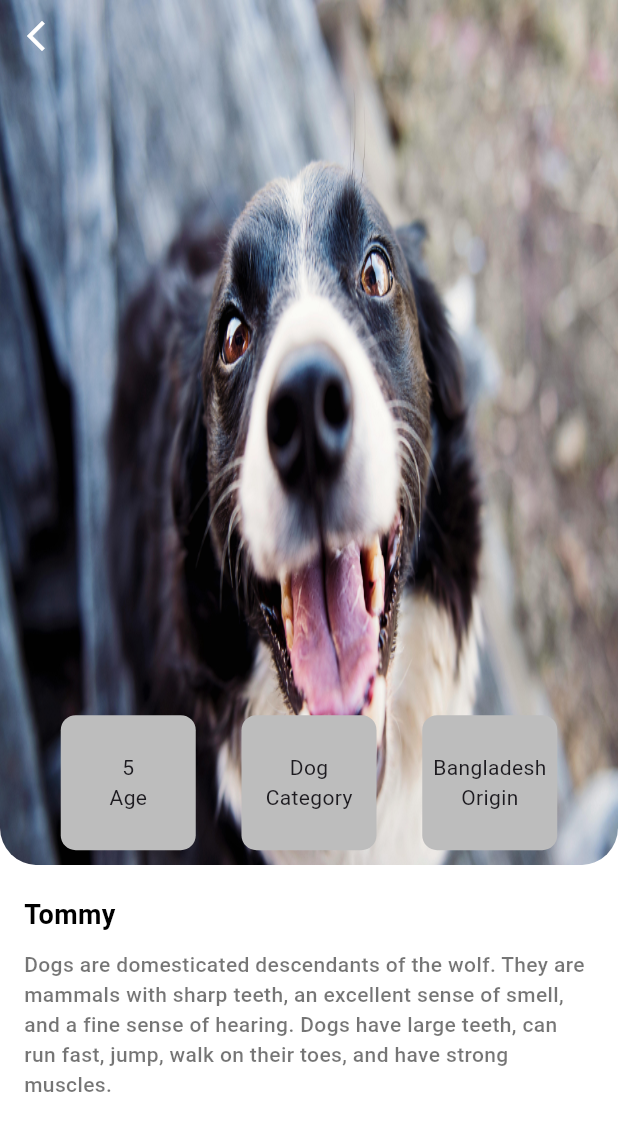
After one commit to foysal012/pet_app, a Flutter app: the DetailsPage screen opened directly with sample values from the repository, on a phone screen of 412 x 824 dp. The commit adds this screen. Shown: the top 1131 px of the screen. Run offline on Flutter 3.47's test engine with Material 3 defaults, Android fonts, the phone set to English and light mode, and no system bars; our stand-ins replace gap, get.

Commit message:
Working on Details Page

```diff
--- /dev/null
+++ b/lib/details_page/view/details_page.dart
@@ -0,0 +1,132 @@
+import 'package:flutter/cupertino.dart';
+import 'package:flutter/material.dart';
+import 'package:gap/gap.dart';
+import 'package:get/get.dart';
+import '../../home_page/model/pet_model.dart';
+
+class DetailsPage extends StatefulWidget {
+  const DetailsPage({super.key});
+
+  @override
+  State<DetailsPage> createState() => _DetailsPageState();
+}
+
+class _DetailsPageState extends State<DetailsPage> {
+
+  final PetModel detailsData = Get.arguments;
+
+  @override
+  Widget build(BuildContext context) {
+    return Scaffold(
+        body: Column(
+          children: [
+            Container(
+              height: MediaQuery.sizeOf(context).height,
+              width: MediaQuery.sizeOf(context).width,
+              decoration: const BoxDecoration(
+                color: Colors.white,
+              ),
+              child: Column(
+                children: [
+                  Stack(
+                    children: [
+                      Container(
+                        height: MediaQuery.sizeOf(context).height * 0.7,
+                        width: MediaQuery.sizeOf(context).width,
+                        padding: const EdgeInsets.all(10.0),
+                        decoration: BoxDecoration(
+                          borderRadius: const BorderRadius.only(
+                            bottomLeft: Radius.circular(25.0),
+                            bottomRight: Radius.circular(25.0),
+                          ),
+                          image: DecorationImage(image: AssetImage('${detailsData.petImage}'),fit: BoxFit.fill),
+                        ),
+                        child: Column(
+                          // crossAxisAlignment: CrossAxisAlignment.center,
+                          mainAxisAlignment: MainAxisAlignment.end,
+                          children: [
+                                Row(
+                                  mainAxisAlignment: MainAxisAlignment.spaceEvenly,
+                                  children: [
+                                    Container(
+                                      height: 90,
+                                      width: 90,
+                                      decoration: BoxDecoration(
+                                        color: Colors.grey[400],
+                                        borderRadius: BorderRadius.circular(10.0),
+                                      ),
+                                      child: Column(
+                                        mainAxisAlignment: MainAxisAlignment.center,
+                                        children: [
+                                          Text('${detailsData.petAge}'),
+                                          const Text('Age'),
+                                        ],
+                                      ),
+                                    ),
+                                    Container(
+                                      height: 90,
+                                      width: 90,
+                                      decoration: BoxDecoration(
+                                        color: Colors.grey[400],
+                                        borderRadius: BorderRadius.circular(10.0),
+                                      ),
+                                      child: Column(
+                                        mainAxisAlignment: MainAxisAlignment.center,
+                                        children: [
+                                          Text('${detailsData.petCategory}'),
+                                          const Text('Category'),
+                                        ],
+                                      ),
+                                    ),
+                                    Container(
+                                      height: 90,
+                                      width: 90,
+                                      decoration: BoxDecoration(
+                                        color: Colors.grey[400],
+                                        borderRadius: BorderRadius.circular(10.0),
+                                      ),
+                                      child: Column(
+                                        mainAxisAlignment: MainAxisAlignment.center,
+                                        children: [
+                                          Text('${detailsData.petOrigin}'),
+                                          const Text('Origin'),
+                                        ],
+                                      ),
+                                    ),
+                                  ],
+                                )
+                          ],
+                        ),
+                      ),
+                      Positioned(
+                          child: IconButton(
+                              onPressed: (){
+                                Get.back();
+                              },
+                              icon: const Icon(Icons.arrow_back_ios_new_outlined, color: Colors.white,)
+                          ))
+                    ],
+                  ),
+                  const Gap(20.0),
+                  Padding(
+                    padding: const EdgeInsets.symmetric(horizontal: 16.0),
+                    child: Column(
+                      crossAxisAlignment: CrossAxisAlignment.start,
+                      children: [
+                        Text('${detailsData.petName}',
+                            style: const TextStyle(fontSize: 18, fontWeight: FontWeight.bold, color: Colors.black)),
+                        const Gap(10.0),
+                        Text('${detailsData.petDescription}',
+                            style: const TextStyle(fontSize: 14, fontWeight: FontWeight.w500, color: Colors.black54)
+                        ),
+                      ],
+                    ),
+                  ),
+                ],
+              ),
+            )
+          ],
+        ),
+    );
+  }
+}
--- a/lib/home_page/model/pet_model.dart
+++ b/lib/home_page/model/pet_model.dart
@@ -6,38 +6,41 @@ class PetModel{
   String? petName;
   String? petColor;
   String? petAge;
+  String? petCategory;
+  String? petOrigin;
+  String? petDescription;
 
-  PetModel({this.petImage, this.petName, this.petColor, this.petAge});
+  PetModel({this.petImage, this.petName, this.petColor, this.petAge, this.petCategory, this.petOrigin, this.petDescription});
 
  static List<PetModel> dogDataList = [
-    PetModel(petImage: 'assets/images/dog1.jpg',petAge: "5", petName: 'Tommy', petColor: 'Yellow'),
-    PetModel(petImage: 'assets/images/dog2.jpeg', petAge: "3", petName: 'Daisy', petColor: 'Pink'),
-    PetModel(petImage: 'assets/images/dog3.jpg', petAge: "4", petName: 'Luna', petColor: 'Coffee'),
-    PetModel(petImage: 'assets/images/dog4.jpeg', petAge: "2", petName: 'Rose', petColor: 'Red'),
-    PetModel(petImage: 'assets/images/dog5.jpeg', petAge: "7", petName: 'Prome', petColor: 'Purple')
+    PetModel(petImage: 'assets/images/dog1.jpg',petAge: "5", petName: 'Tommy', petColor: 'Yellow', petCategory: 'Dog', petOrigin: 'Bangladesh', petDescription: 'Dogs are domesticated descendants of the wolf. They are mammals with sharp teeth, an excellent sense of smell, and a fine sense of hearing. Dogs have large teeth, can run fast, jump, walk on their toes, and have strong muscles.'),
+    PetModel(petImage: 'assets/images/dog2.jpeg', petAge: "3", petName: 'Daisy', petColor: 'Pink', petCategory: 'Dog', petOrigin: 'Nepal', petDescription: 'Dogs are domesticated descendants of the wolf. They are mammals with sharp teeth, an excellent sense of smell, and a fine sense of hearing. Dogs have large teeth, can run fast, jump, walk on their toes, and have strong muscles.'),
+    PetModel(petImage: 'assets/images/dog3.jpg', petAge: "4", petName: 'Luna', petColor: 'Coffee', petCategory: 'Dog', petOrigin: 'China', petDescription: 'Dogs are domesticated descendants of the wolf. They are mammals with sharp teeth, an excellent sense of smell, and a fine sense of hearing. Dogs have large teeth, can run fast, jump, walk on their toes, and have strong muscles.'),
+    PetModel(petImage: 'assets/images/dog4.jpeg', petAge: "2", petName: 'Rose', petColor: 'Red', petCategory: 'Dog', petOrigin: 'Bhutan', petDescription: 'Dogs are domesticated descendants of the wolf. They are mammals with sharp teeth, an excellent sense of smell, and a fine sense of hearing. Dogs have large teeth, can run fast, jump, walk on their toes, and have strong muscles.'),
+    PetModel(petImage: 'assets/images/dog5.jpeg', petAge: "7", petName: 'Prome', petColor: 'Purple', petCategory: 'Dog', petOrigin: 'Thailand', petDescription: 'Dogs are domesticated descendants of the wolf. They are mammals with sharp teeth, an excellent sense of smell, and a fine sense of hearing. Dogs have large teeth, can run fast, jump, walk on their toes, and have strong muscles.')
   ];
 
   static List<PetModel> catDataList = [
-    PetModel(petImage: 'assets/images/cat1.jpg',petAge: "25", petName: 'Fazle Rabbi', petColor: 'Yellow'),
-    PetModel(petImage: 'assets/images/cat2.jpeg', petAge: "26", petName: 'Nahid', petColor: 'Pink'),
-    PetModel(petImage: 'assets/images/cat3.jpg', petAge: "27", petName: 'Fahad', petColor: 'Coffee'),
-    PetModel(petImage: 'assets/images/cat4.jpeg', petAge: "28", petName: 'Nadim', petColor: 'Red'),
-    PetModel(petImage: 'assets/images/cat5.jpeg', petAge: "29", petName: 'Rahul', petColor: 'Purple')
+    PetModel(petImage: 'assets/images/cat1.jpg',petAge: "25", petName: 'Fazle Rabbi', petColor: 'Yellow', petCategory: 'Cat', petOrigin: 'Pakistan', petDescription: 'The cat (Felis catus), also referred to as domestic cat or house cat, is a small domesticated carnivorous mammal. It is the only domesticated species of the family Felidae. Advances in archaeology and genetics have shown that the domestication of the cat occurred'),
+    PetModel(petImage: 'assets/images/cat2.jpeg', petAge: "26", petName: 'Nahid', petColor: 'Pink', petCategory: 'Cat', petOrigin: 'Srilanka', petDescription: 'The cat (Felis catus), also referred to as domestic cat or house cat, is a small domesticated carnivorous mammal. It is the only domesticated species of the family Felidae. Advances in archaeology and genetics have shown that the domestication of the cat occurred'),
+    PetModel(petImage: 'assets/images/cat3.jpg', petAge: "27", petName: 'Fahad', petColor: 'Coffee', petCategory: 'Cat', petOrigin: 'Myanmar', petDescription: 'The cat (Felis catus), also referred to as domestic cat or house cat, is a small domesticated carnivorous mammal. It is the only domesticated species of the family Felidae. Advances in archaeology and genetics have shown that the domestication of the cat occurred'),
+    PetModel(petImage: 'assets/images/cat4.jpeg', petAge: "28", petName: 'Nadim', petColor: 'Red', petCategory: 'Cat', petOrigin: 'Tiwan', petDescription: 'The cat (Felis catus), also referred to as domestic cat or house cat, is a small domesticated carnivorous mammal. It is the only domesticated species of the family Felidae. Advances in archaeology and genetics have shown that the domestication of the cat occurred'),
+    PetModel(petImage: 'assets/images/cat5.jpeg', petAge: "29", petName: 'Rahul', petColor: 'Purple', petCategory: 'Cat', petOrigin: 'Japan', petDescription: 'The cat (Felis catus), also referred to as domestic cat or house cat, is a small domesticated carnivorous mammal. It is the only domesticated species of the family Felidae. Advances in archaeology and genetics have shown that the domestication of the cat occurred')
   ];
 
   static List<PetModel> birdDataList = [
-    PetModel(petImage: 'assets/images/bird1.jpeg',petAge: "29", petName: 'Alamin', petColor: 'Yellow'),
-    PetModel(petImage: 'assets/images/bird2.jpeg', petAge: "28", petName: 'Tabir', petColor: 'Pink'),
-    PetModel(petImage: 'assets/images/bird3.jpg', petAge: "27", petName: 'Abir', petColor: 'Coffee'),
-    PetModel(petImage: 'assets/images/bird4.jpeg', petAge: "26", petName: 'Aktarul', petColor: 'Red'),
-    PetModel(petImage: 'assets/images/bird5.jpg', petAge: "25", petName: 'Heron', petColor: 'Purple')
+    PetModel(petImage: 'assets/images/bird1.jpeg',petAge: "29", petName: 'Alamin', petColor: 'Yellow', petCategory: 'Bird', petOrigin: 'Iran', petDescription: 'Birds are a group of warm-blooded vertebrates constituting the class Aves , characterised by feathers, toothless beaked jaws, the laying of hard-shelled eggs, a high metabolic rate, a four-chambered heart, and a strong yet lightweight skeleton.'),
+    PetModel(petImage: 'assets/images/bird2.jpeg', petAge: "28", petName: 'Tabir', petColor: 'Pink', petCategory: 'Bird', petOrigin: 'Qatar', petDescription: 'Birds are a group of warm-blooded vertebrates constituting the class Aves , characterised by feathers, toothless beaked jaws, the laying of hard-shelled eggs, a high metabolic rate, a four-chambered heart, and a strong yet lightweight skeleton.'),
+    PetModel(petImage: 'assets/images/bird3.jpg', petAge: "27", petName: 'Abir', petColor: 'Coffee', petCategory: 'Bird', petOrigin: 'Kuet', petDescription: 'Birds are a group of warm-blooded vertebrates constituting the class Aves , characterised by feathers, toothless beaked jaws, the laying of hard-shelled eggs, a high metabolic rate, a four-chambered heart, and a strong yet lightweight skeleton.'),
+    PetModel(petImage: 'assets/images/bird4.jpeg', petAge: "26", petName: 'Aktarul', petColor: 'Red', petCategory: 'Bird', petOrigin: 'Irq', petDescription: 'Birds are a group of warm-blooded vertebrates constituting the class Aves , characterised by feathers, toothless beaked jaws, the laying of hard-shelled eggs, a high metabolic rate, a four-chambered heart, and a strong yet lightweight skeleton.'),
+    PetModel(petImage: 'assets/images/bird5.jpg', petAge: "25", petName: 'Heron', petColor: 'Purple', petCategory: 'Bird', petOrigin: 'Sriaya', petDescription: 'Birds are a group of warm-blooded vertebrates constituting the class Aves , characterised by feathers, toothless beaked jaws, the laying of hard-shelled eggs, a high metabolic rate, a four-chambered heart, and a strong yet lightweight skeleton.')
   ];
 
   static List<PetModel> snakeDataList = [
-    PetModel(petImage: 'assets/images/snake1.jpeg',petAge: "25", petName: 'Tamim', petColor: 'Yellow'),
-    PetModel(petImage: 'assets/images/snake2.jpeg', petAge: "26", petName: 'Babul', petColor: 'Pink'),
-    PetModel(petImage: 'assets/images/snake3.jpg', petAge: "27", petName: 'Shaklain', petColor: 'Coffee'),
-    PetModel(petImage: 'assets/images/snake4.jpg', petAge: "28", petName: 'Masud', petColor: 'Red'),
-    PetModel(petImage: 'assets/images/snake5.jpg', petAge: "29", petName: 'Anik', petColor: 'Purple')
+    PetModel(petImage: 'assets/images/snake1.jpeg',petAge: "25", petName: 'Tamim', petColor: 'Yellow', petCategory: 'Snake', petOrigin: 'Greece', petDescription: 'These creatures have long bodies, tapered tails, and no legs. Though some species do have rough scales, in the vast majority the scales carefully overlap one another. This means their skin in smooth when you rub in the direction of the scales'),
+    PetModel(petImage: 'assets/images/snake2.jpeg', petAge: "26", petName: 'Babul', petColor: 'Pink',  petCategory: 'Snake', petOrigin: 'Denmark', petDescription: 'These creatures have long bodies, tapered tails, and no legs. Though some species do have rough scales, in the vast majority the scales carefully overlap one another. This means their skin in smooth when you rub in the direction of the scales'),
+    PetModel(petImage: 'assets/images/snake3.jpg', petAge: "27", petName: 'Shaklain', petColor: 'Coffee',  petCategory: 'Snake', petOrigin: 'Ghana', petDescription: 'These creatures have long bodies, tapered tails, and no legs. Though some species do have rough scales, in the vast majority the scales carefully overlap one another. This means their skin in smooth when you rub in the direction of the scales'),
+    PetModel(petImage: 'assets/images/snake4.jpg', petAge: "28", petName: 'Masud', petColor: 'Red',  petCategory: 'Snake', petOrigin: 'Mexico', petDescription: 'These creatures have long bodies, tapered tails, and no legs. Though some species do have rough scales, in the vast majority the scales carefully overlap one another. This means their skin in smooth when you rub in the direction of the scales'),
+    PetModel(petImage: 'assets/images/snake5.jpg', petAge: "29", petName: 'Anik', petColor: 'Purple',  petCategory: 'Snake', petOrigin: 'Italy', petDescription: 'These creatures have long bodies, tapered tails, and no legs. Though some species do have rough scales, in the vast majority the scales carefully overlap one another. This means their skin in smooth when you rub in the direction of the scales')
   ];
 }
--- a/lib/home_page/view/home_page.dart
+++ b/lib/home_page/view/home_page.dart
@@ -1,7 +1,7 @@
 import 'package:flutter/material.dart';
 import 'package:gap/gap.dart';
 import 'package:get/get.dart';
-
+import '../../details_page/view/details_page.dart';
 import '../controller/home_page_controller.dart';
 import '../model/pet_model.dart';
 
@@ -25,13 +25,9 @@ class _HomePageState extends State<HomePage> {
   Widget build(BuildContext context) {
     return Scaffold(
       appBar: AppBar(
-        leading: Container(
-          height: 40,
-          width: 40,
-          decoration: const BoxDecoration(
-            shape: BoxShape.circle,
-            color: Colors.pink
-          ),
+        leading: CircleAvatar(
+          radius: 10,
+          backgroundColor: Colors.pink,
         ),
         title: const Text("Hi, Foysal"),
       ),
@@ -89,7 +85,9 @@ class _HomePageState extends State<HomePage> {
                     itemBuilder: (context, index) {
                       // final dataInfo = PetModel.dogDataList[index];
                       final dataInfo = controller.petValue == 0 ? PetModel.dogDataList[index] : controller.petValue == 1 ? PetModel.catDataList[index] : controller.petValue == 2 ? PetModel.snakeDataList[index]: PetModel.birdDataList[index];
-                      return Container(
+                      return GestureDetector(
+                        onTap: () => Get.to(const DetailsPage(), arguments: dataInfo),
+                        child: Container(
                           height: 200,
                           margin: const EdgeInsets.only(bottom: 8.0),
                           child: Row(
@@ -129,6 +127,7 @@ class _HomePageState extends State<HomePage> {
                               ),
                             ],
                           ),
+                        ),
                       );
                     }),
 
--- a/lib/main.dart
+++ b/lib/main.dart
@@ -1,8 +1,17 @@
 import 'package:flutter/material.dart';
+import 'package:flutter/services.dart';
 import 'package:get/get.dart';
 import 'package:pet_app/home_page/view/home_page.dart';
 
 void main() {
+
+  WidgetsFlutterBinding.ensureInitialized();
+  SystemChrome.setSystemUIOverlayStyle(
+    const SystemUiOverlayStyle(
+      statusBarColor: Colors.transparent
+    )
+  );
+
   runApp(const MyApp());
 }
 
```
Lines whose indentation alone changed are shown as unchanged.
